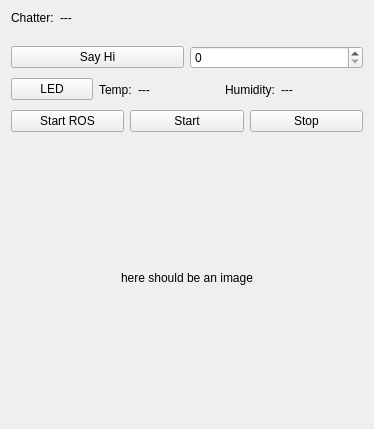
First picture: the form in include/bfmc_dashboard/dashboard_gui.ui, repository euhenn/bfmc_dashboard, before the edit.
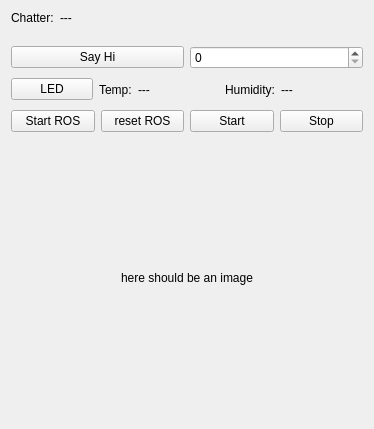
Second picture: the form after the edit.

Commit message: ROS initialize method

The edit to the form file:
```diff
--- a/include/bfmc_dashboard/dashboard_gui.ui
+++ b/include/bfmc_dashboard/dashboard_gui.ui
@@ -106,6 +106,13 @@
        </property>
       </widget>
      </item>
+     <item>
+      <widget class="QPushButton" name="resetROS">
+       <property name="text">
+        <string>reset ROS</string>
+       </property>
+      </widget>
+     </item>
      <item>
       <widget class="QPushButton" name="startbutton">
        <property name="text">
```
The commit also changes 2 other files.
